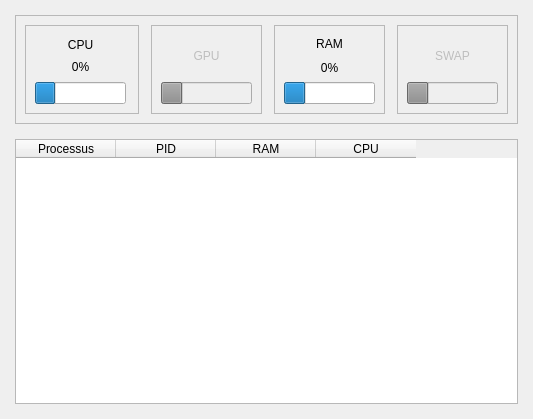
Above: mainwindow.ui from Mamitiana1128/Monitoring before the change. Below: the same form after it.
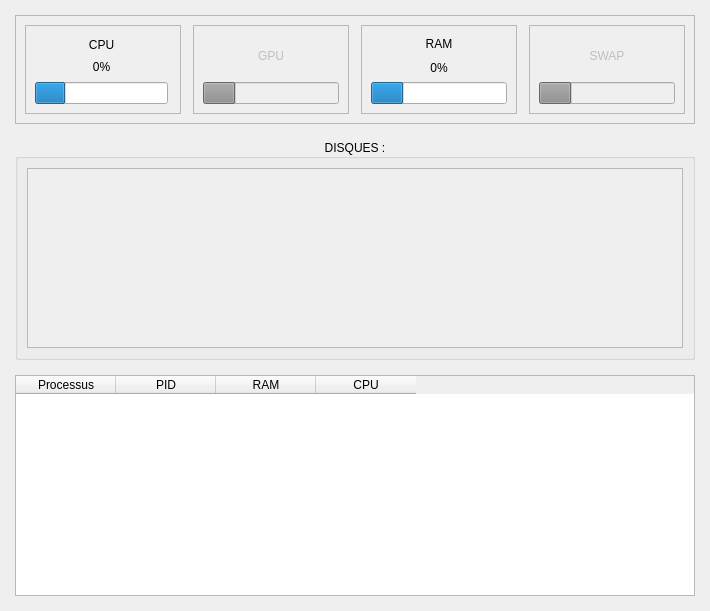
That is the form after the change.

The edit to the form file:
```diff
--- a/mainwindow.ui
+++ b/mainwindow.ui
@@ -6,8 +6,8 @@
    <rect>
     <x>0</x>
     <y>0</y>
-    <width>533</width>
-    <height>419</height>
+    <width>710</width>
+    <height>611</height>
    </rect>
   </property>
   <property name="maximumSize">
@@ -241,6 +241,49 @@
       </layout>
      </widget>
     </item>
+    <item>
+     <widget class="QGroupBox" name="groupBox">
+      <property name="styleSheet">
+       <string notr="true"/>
+      </property>
+      <property name="title">
+       <string>DISQUES :</string>
+      </property>
+      <property name="alignment">
+       <set>Qt::AlignmentFlag::AlignCenter</set>
+      </property>
+      <property name="flat">
+       <bool>false</bool>
+      </property>
+      <property name="checkable">
+       <bool>false</bool>
+      </property>
+      <layout class="QVBoxLayout" name="verticalLayout_6">
+       <item>
+        <widget class="QScrollArea" name="scrollArea">
+         <property name="widgetResizable">
+          <bool>true</bool>
+         </property>
+         <widget class="QWidget" name="scrollAreaWidgetContents">
+          <property name="geometry">
+           <rect>
+            <x>0</x>
+            <y>0</y>
+            <width>654</width>
+            <height>157</height>
+           </rect>
+          </property>
+          <layout class="QVBoxLayout" name="diskLayout">
+           <property name="spacing">
+            <number>5</number>
+           </property>
+          </layout>
+         </widget>
+        </widget>
+       </item>
+      </layout>
+     </widget>
+    </item>
     <item>
      <widget class="QTableWidget" name="processTable">
       <property name="sizePolicy">
```
Left out of the diff: 5 changed lines with no effect on the pictures.
